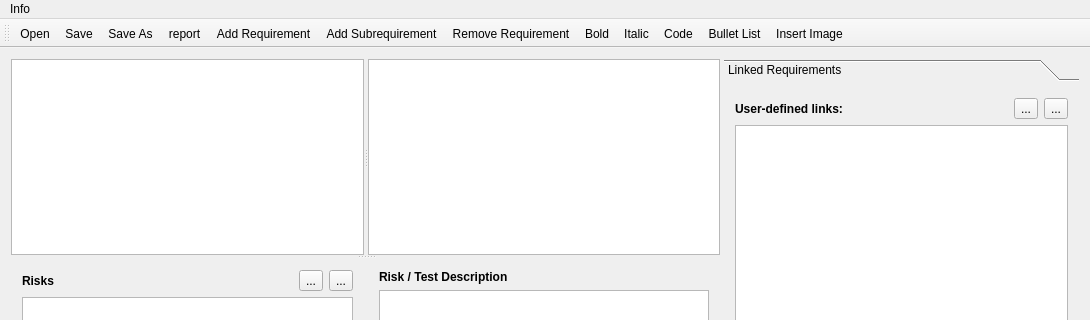
atilm/RequirementsManager, file Application/mainwindow.ui: the form before one commit; both pictures show x 0 to 1090 and y 0 to 320 of the 1090 by 784 pixel window.
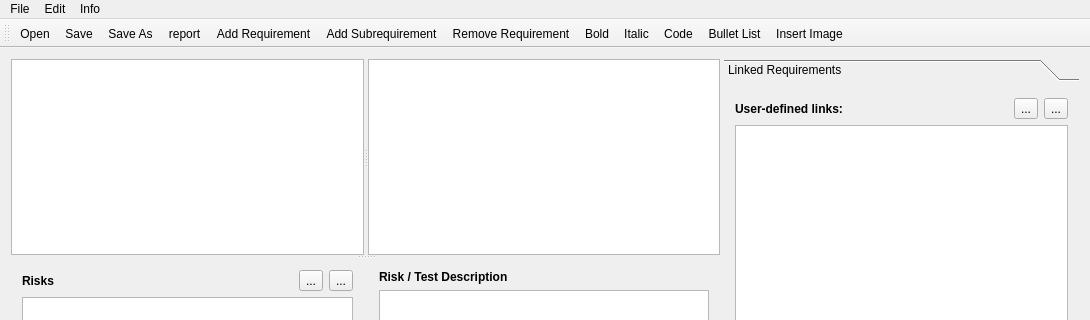
The form after the commit. Icons and pictures are not drawn. Custom widgets are drawn as their Qt base class.

What changed in the file:
```diff
--- a/Application/mainwindow.ui
+++ b/Application/mainwindow.ui
@@ -324,6 +324,26 @@
     </property>
     <addaction name="actionAbout"/>
    </widget>
+   <widget class="QMenu" name="menuFile">
+    <property name="title">
+     <string>File</string>
+    </property>
+    <addaction name="actionNewFile"/>
+    <addaction name="actionOpen"/>
+    <addaction name="actionSave"/>
+    <addaction name="actionSaveAs"/>
+   </widget>
+   <widget class="QMenu" name="menuEdit">
+    <property name="title">
+     <string>Edit</string>
+    </property>
+    <addaction name="actionAttributes"/>
+    <addaction name="actionLinkTypes"/>
+    <addaction name="actionProjectSettings"/>
+    <addaction name="actionAppSettings"/>
+   </widget>
+   <addaction name="menuFile"/>
+   <addaction name="menuEdit"/>
    <addaction name="menuHelp"/>
   </widget>
   <widget class="QToolBar" name="mainToolBar">
```
